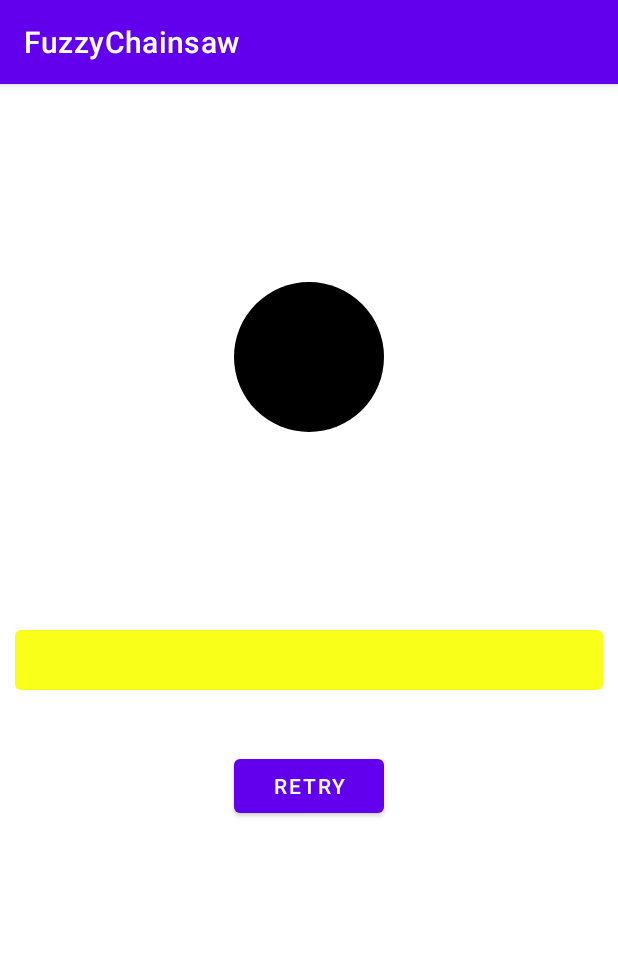
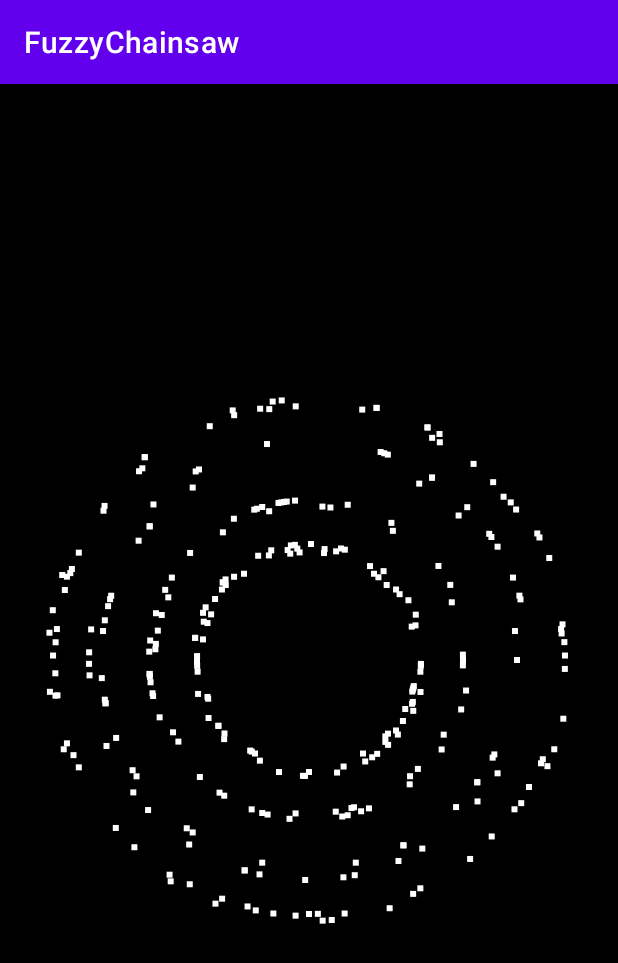
Before and after one commit to skywish/FuzzyChainsaw, an Android app: the screen it shows after launch (MainActivity), on a phone screen of 412 x 824 dp. Shown: the top 963 px of the screen. Run offline under Robolectric (Android 15) with nearby library versions, the phone set to English and light mode, and no system bars.

Commit message:
添加粒子效果

```diff
--- a/app/src/main/java/com/example/fuzzychainsaw/MainActivity.kt
+++ b/app/src/main/java/com/example/fuzzychainsaw/MainActivity.kt
@@ -7,6 +7,7 @@ import androidx.appcompat.app.AppCompatActivity
 import com.bumptech.glide.Glide
 import com.example.fuzzychainsaw.view.MultiColorProcess
 import com.example.fuzzychainsaw.view.ProcessBar
+import com.example.fuzzychainsaw.view.cloud.Nebula
 import kotlinx.coroutines.CoroutineScope
 import kotlinx.coroutines.Dispatchers
 import kotlinx.coroutines.launch
@@ -17,6 +18,10 @@ class MainActivity : AppCompatActivity() {
     override fun onCreate(savedInstanceState: Bundle?) {
         super.onCreate(savedInstanceState)
         setContentView(R.layout.activity_main)
+
+    }
+
+    private fun processBar() {
         processBar = findViewById(R.id.process)
         processBar.apply {
             process = MultiColorProcess(
@@ -46,4 +51,8 @@ class MainActivity : AppCompatActivity() {
             }
         }
     }
+
+    private fun Nebula() {
+        findViewById<Nebula>(R.id.nebula)
+    }
 }
--- /dev/null
+++ b/app/src/main/java/com/example/fuzzychainsaw/util/Test.java
@@ -0,0 +1,7 @@
+package com.example.fuzzychainsaw.util;
+
+public class Test {
+    void Test() {
+        Math.toRadians(30);
+    }
+}
--- /dev/null
+++ b/app/src/main/java/com/example/fuzzychainsaw/util/Utils.kt
@@ -0,0 +1,11 @@
+package com.example.fuzzychainsaw.util
+
+import kotlin.math.PI
+
+
+fun Int.toRadians(): Float {
+    return (this / 180.0 * PI).toFloat()
+}
+
+class Utils {
+}
--- a/app/src/main/java/com/example/fuzzychainsaw/view/cloud/Nebula.kt
+++ b/app/src/main/java/com/example/fuzzychainsaw/view/cloud/Nebula.kt
@@ -1,33 +1,86 @@
 package com.example.fuzzychainsaw.view.cloud
 
+import android.animation.ValueAnimator
 import android.content.Context
 import android.graphics.Canvas
+import android.graphics.Color
 import android.graphics.Paint
 import android.util.AttributeSet
 import android.view.View
+import android.view.animation.LinearInterpolator
+import com.example.fuzzychainsaw.util.toRadians
+import kotlin.math.cos
+import kotlin.math.min
 import kotlin.math.sin
 
 /**
  * 仿网易云音乐星云效果
  */
 class Nebula(context: Context?, attrs: AttributeSet?) : View(context, attrs) {
-    init {
 
+    private val paint = Paint(Paint.ANTI_ALIAS_FLAG).apply {
+        strokeWidth = 6f
+        color = Color.WHITE
     }
 
-    private val paint = Paint(Paint.ANTI_ALIAS_FLAG).apply {
-        strokeWidth = 2f
+    private var starsList: MutableList<Star> = mutableListOf()
+    var maxOffset = 200
+    private var centerX: Int = 0
+    private var centerY: Int = 0
+    private var radius: Float = 0f
+    private var animation = ValueAnimator.ofFloat(0f, 1f).apply {
+        repeatCount = -1
+        duration = 2000
+        interpolator = LinearInterpolator()
+        addUpdateListener {
+            updateStars()
+            invalidate()
+        }
     }
 
-    private var floatArray = floatArrayOf()
+    private fun updateStars() {
+        starsList.forEach {
+            it.offset += it.speed
+            if (it.offset >= maxOffset) {
+                it.alpha = 255
+                it.offset = 0f
+                it.angleInRadians += (-10..10).random().toRadians()
+                it.x = centerX + cos(it.angleInRadians) * radius
+                it.y = centerY - sin(it.angleInRadians) * radius
+            } else {
+                it.alpha = ((1 - it.offset / maxOffset) * 255).toInt()
+                it.x = centerX + cos(it.angleInRadians) * (radius + it.offset)
+                it.y = centerY - sin(it.angleInRadians) * (radius + it.offset)
+//                it.x += cos(it.angleInRadians) * it.offset
+//                it.y -= sin(it.angleInRadians) * it.offset
+            }
+        }
+    }
 
-    private fun generateStars(centerX: Int, centerY: Int, radius: Int, starSize: Int): FloatArray {
-        val result = FloatArray(starSize * 2)
-        for (i in 0...)
-        return result
+    private fun generateStars(starSize: Int) {
+        for (i in 0 until starSize) {
+            val angle = (0 until 360).random().toRadians()
+            val x = centerX + cos(angle) * radius
+            val y = centerY - sin(angle) * radius
+            val speed = (3..12).random().toFloat()
+            val randomMaxOffset: Int = (maxOffset / 2..maxOffset).random()
+            starsList.add(Star(x, y, angle, speed, 0f, randomMaxOffset, 255))
+        }
+    }
+
+    override fun onSizeChanged(w: Int, h: Int, oldw: Int, oldh: Int) {
+        super.onSizeChanged(w, h, oldw, oldh)
+        centerX = w / 2
+        centerY = h / 2
+        radius = min(w, h) / 2f - maxOffset
+        generateStars(300)
+        animation.start()
     }
 
     override fun onDraw(canvas: Canvas?) {
-        canvas?.drawPoints()
+        super.onDraw(canvas)
+        starsList.forEach {
+            canvas?.drawPoint(it.x, it.y, paint)
+        }
     }
 }
--- a/app/src/main/java/com/example/fuzzychainsaw/view/cloud/Star.kt
+++ b/app/src/main/java/com/example/fuzzychainsaw/view/cloud/Star.kt
@@ -1,7 +1,11 @@
 package com.example.fuzzychainsaw.view.cloud
 
-class Star {
-    var x: Int = 0
-    var y: Int  = 0
-    var speed: Int = 0
-}
+class Star(
+    var x: Float,
+    var y: Float,
+    var angleInRadians: Float,
+    var speed: Float,
+    var offset: Float,
+    var maxOffset: Int,
+    var alpha: Int
+)
--- a/app/src/main/res/layout/activity_main.xml
+++ b/app/src/main/res/layout/activity_main.xml
@@ -4,18 +4,32 @@
     xmlns:tools="http://schemas.android.com/tools"
     android:layout_width="match_parent"
     android:layout_height="match_parent"
+    android:background="@color/black"
     tools:context=".MainActivity">
 
     <com.example.fuzzychainsaw.view.RoundImage
         android:id="@+id/roundimage"
         android:layout_width="100dp"
         android:layout_height="100dp"
+        android:visibility="gone"
         android:scaleType="centerInside"
         app:srcCompat="@drawable/icon"
-        app:layout_constraintTop_toTopOf="parent"
-        app:layout_constraintBottom_toTopOf="@id/process"
+        app:layout_constraintBottom_toBottomOf="parent"
         app:layout_constraintLeft_toLeftOf="parent"
-        app:layout_constraintRight_toRightOf="parent"/>
+        app:layout_constraintRight_toRightOf="parent"
+        app:layout_constraintTop_toTopOf="parent"/>
+
+    <com.example.fuzzychainsaw.view.cloud.Nebula
+        android:id="@+id/nebula"
+        android:layout_width="400dp"
+        android:layout_height="400dp"
+        android:visibility="visible"
+        android:scaleType="centerInside"
+        app:srcCompat="@drawable/icon"
+        app:layout_constraintBottom_toBottomOf="parent"
+        app:layout_constraintLeft_toLeftOf="parent"
+        app:layout_constraintRight_toRightOf="parent"
+        app:layout_constraintTop_toTopOf="parent"/>
 
     <com.example.fuzzychainsaw.view.ProcessBar
         android:id="@+id/process"
@@ -23,6 +37,7 @@
         android:layout_height="40dp"
         android:layout_marginStart="10dp"
         android:layout_marginEnd="10dp"
+        android:visibility="gone"
         app:layout_constraintBottom_toBottomOf="parent"
         app:layout_constraintLeft_toLeftOf="parent"
         app:layout_constraintRight_toRightOf="parent"
@@ -34,6 +49,7 @@
         android:layout_height="wrap_content"
         android:layout_marginTop="40dp"
         android:text="Retry"
+        android:visibility="gone"
         app:layout_constraintLeft_toLeftOf="parent"
         app:layout_constraintRight_toRightOf="parent"
         app:layout_constraintTop_toBottomOf="@id/process" />
```
